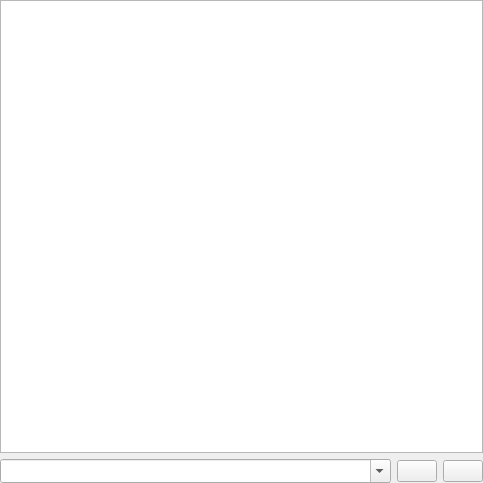
etet100/AstroCore-GCode-Sender, file src/gpilot/ui/forms/partials/main/partmainconsole.ui: the form before one commit.
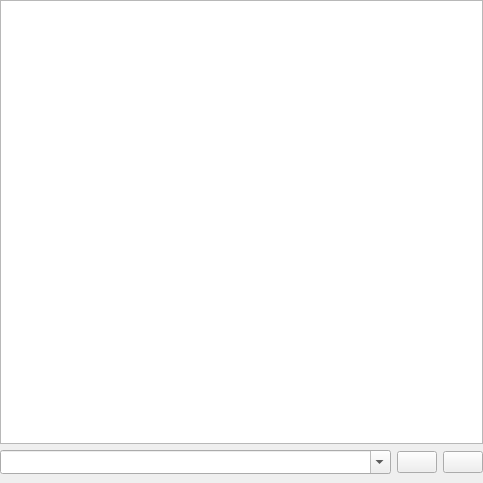
The form after the commit. Icons and pictures are not drawn. Custom widgets are drawn as their Qt base class.

Commit message:
Switchable central widget for program and visualizer
Introduce toggleable actions in the UI to switch between
displaying the G-code program and the visualizer as central
widgets. Previously, these components were static, limiting
flexibility in the layout of the main window. Now users can
easily toggle between the two views via a new "Central widget"
submenu under the "View" menu. This change improves user
customization and enhances the overall user experience.

```diff
--- a/src/gpilot/ui/forms/partials/main/partmainconsole.ui
+++ b/src/gpilot/ui/forms/partials/main/partmainconsole.ui
@@ -24,7 +24,7 @@
     <number>0</number>
    </property>
    <property name="bottomMargin">
-    <number>0</number>
+    <number>9</number>
    </property>
    <item row="0" column="0">
     <widget class="QFrame" name="frame">
```
The commit also changes 4 other files.
